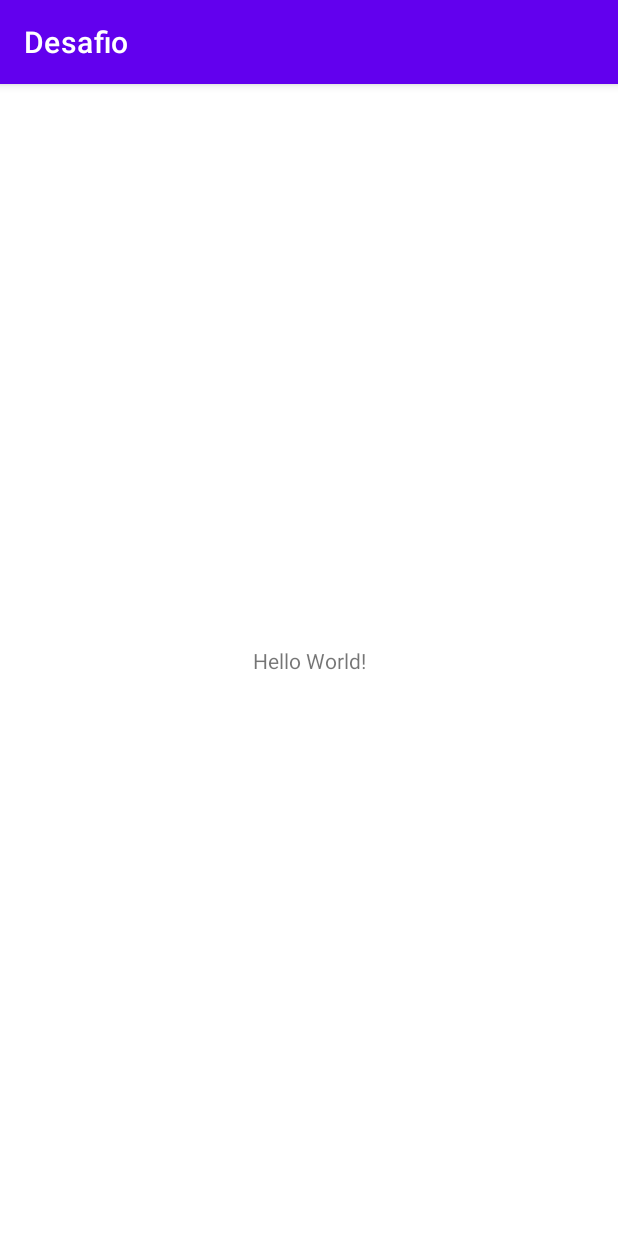
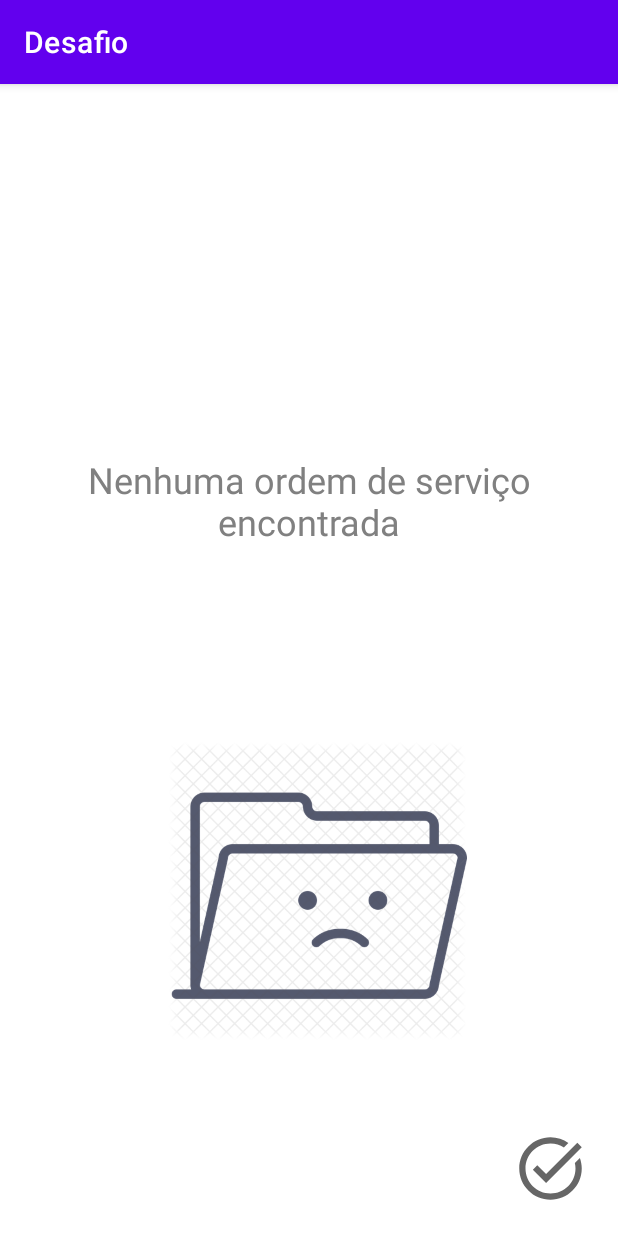
Before and after one commit to gbrb1/App-via-cep, an Android app: the screen it shows after launch (MainActivity), on a phone screen of 412 x 824 dp. Run offline under Robolectric (Android 15) with nearby library versions, the phone set to English and light mode, and no system bars.

Commit message:
Adicionando layout

```diff
--- a/app/src/main/AndroidManifest.xml
+++ b/app/src/main/AndroidManifest.xml
@@ -12,7 +12,7 @@
         android:roundIcon="@mipmap/ic_launcher_round"
         android:supportsRtl="true"
         android:theme="@style/Theme.Desafio">
-        <activity android:name=".MainActivity">
+        <activity android:name=".UI.activity.MainActivity">
             <intent-filter>
                 <action android:name="android.intent.action.MAIN" />
 
--- a/app/src/main/java/meudominio/com/desafio/MainActivity.kt
+++ b/app/src/main/java/meudominio/com/desafio/UI/activity/MainActivity.kt
@@ -1,7 +1,8 @@
-package meudominio.com.desafio
+package meudominio.com.desafio.UI.activity
 
 import androidx.appcompat.app.AppCompatActivity
 import android.os.Bundle
+import meudominio.com.desafio.R
 
 class MainActivity : AppCompatActivity() {
     override fun onCreate(savedInstanceState: Bundle?) {
--- /dev/null
+++ b/app/src/main/res/drawable/outline_task_alt_24.xml
@@ -0,0 +1,10 @@
+<vector xmlns:android="http://schemas.android.com/apk/res/android"
+    android:width="24dp"
+    android:height="24dp"
+    android:viewportWidth="24"
+    android:viewportHeight="24"
+    android:tint="?attr/colorControlNormal">
+  <path
+      android:fillColor="@android:color/white"
+      android:pathData="M22,5.18L10.59,16.6l-4.24,-4.24l1.41,-1.41l2.83,2.83l10,-10L22,5.18zM19.79,10.22C19.92,10.79 20,11.39 20,12c0,4.42 -3.58,8 -8,8s-8,-3.58 -8,-8c0,-4.42 3.58,-8 8,-8c1.58,0 3.04,0.46 4.28,1.25l1.44,-1.44C16.1,2.67 14.13,2 12,2C6.48,2 2,6.48 2,12c0,5.52 4.48,10 10,10s10,-4.48 10,-10c0,-1.19 -0.22,-2.33 -0.6,-3.39L19.79,10.22z"/>
+</vector>
--- a/app/src/main/res/layout/activity_main.xml
+++ b/app/src/main/res/layout/activity_main.xml
@@ -4,15 +4,44 @@
     xmlns:tools="http://schemas.android.com/tools"
     android:layout_width="match_parent"
     android:layout_height="match_parent"
-    tools:context=".MainActivity">
+    android:orientation="vertical"
+    tools:context="meudominio.com.desafio.UI.activity.MainActivity">
 
-    <TextView
-        android:layout_width="wrap_content"
-        android:layout_height="wrap_content"
-        android:text="Hello World!"
+
+    <ImageView
+        android:id="@+id/adicionar_ordem_servico"
+        android:layout_width="50dp"
+        android:layout_height="50dp"
+        android:layout_marginRight="20dp"
+        android:layout_marginBottom="20dp"
+        app:srcCompat="@drawable/outline_task_alt_24"
+        app:layout_constraintBottom_toBottomOf="parent"
+        app:layout_constraintRight_toRightOf="parent" />
+
+
+    <include
+        android:id="@+id/sem_ordem"
+        layout="@layout/layout_sem_ordem"
+        android:layout_width="match_parent"
+        android:layout_height="match_parent"
+        android:layout_marginTop="50dp"
+        android:visibility="visible" />
+
+    <androidx.recyclerview.widget.RecyclerView
+        android:id="@+id/recycler_ordem_servico"
+        android:layout_width="match_parent"
+        android:layout_height="match_parent"
+        android:layout_marginTop="50dp"
+        app:layout_constraintTop_toBottomOf="parent" />
+
+
+    <ProgressBar
+        android:id="@+id/progressBar"
+        android:layout_width="60dp"
+        android:layout_height="60dp"
+        android:visibility="invisible"
         app:layout_constraintBottom_toBottomOf="parent"
         app:layout_constraintLeft_toLeftOf="parent"
         app:layout_constraintRight_toRightOf="parent"
         app:layout_constraintTop_toTopOf="parent" />
-
 </androidx.constraintlayout.widget.ConstraintLayout>
--- /dev/null
+++ b/app/src/main/res/layout/layout_sem_ordem.xml
@@ -0,0 +1,36 @@
+<?xml version="1.0" encoding="utf-8"?>
+<androidx.constraintlayout.widget.ConstraintLayout
+    xmlns:android="http://schemas.android.com/apk/res/android"
+    android:layout_width="match_parent"
+    android:layout_height="match_parent"
+    android:id="@+id/ll_erro"
+    xmlns:app="http://schemas.android.com/apk/res-auto">
+
+    <TextView
+        android:id="@+id/tv_erro"
+        android:layout_width="wrap_content"
+        android:layout_height="wrap_content"
+        android:layout_gravity="center"
+        android:gravity="center"
+        android:textColor="@color/grey"
+        android:textSize="24sp"
+        app:layout_constraintTop_toTopOf="parent"
+        app:layout_constraintBottom_toBottomOf="parent"
+        app:layout_constraintLeft_toLeftOf="parent"
+        app:layout_constraintRight_toRightOf="parent"
+        app:layout_constraintVertical_bias="0.3"
+        android:text="Nenhuma ordem de serviço encontrada"/>
+
+    <ImageView
+        android:id="@+id/vazio"
+        android:layout_width="200dp"
+        android:layout_height="wrap_content"
+        app:srcCompat="@drawable/emptyfolder"
+        app:layout_constraintHorizontal_bias="0.524"
+        app:layout_constraintLeft_toLeftOf="parent"
+        app:layout_constraintRight_toRightOf="parent"
+        app:layout_constraintTop_toBottomOf="@id/tv_erro"
+        app:layout_constraintBottom_toBottomOf="parent"
+        />
+
+</androidx.constraintlayout.widget.ConstraintLayout>
--- a/app/src/main/res/values/colors.xml
+++ b/app/src/main/res/values/colors.xml
@@ -7,4 +7,5 @@
     <color name="teal_700">#FF018786</color>
     <color name="black">#FF000000</color>
     <color name="white">#FFFFFFFF</color>
+    <color name="grey">#808080</color>
 </resources>
```
Also changed, not shown: app/src/main/res/drawable/emptyfolder.png (added).
